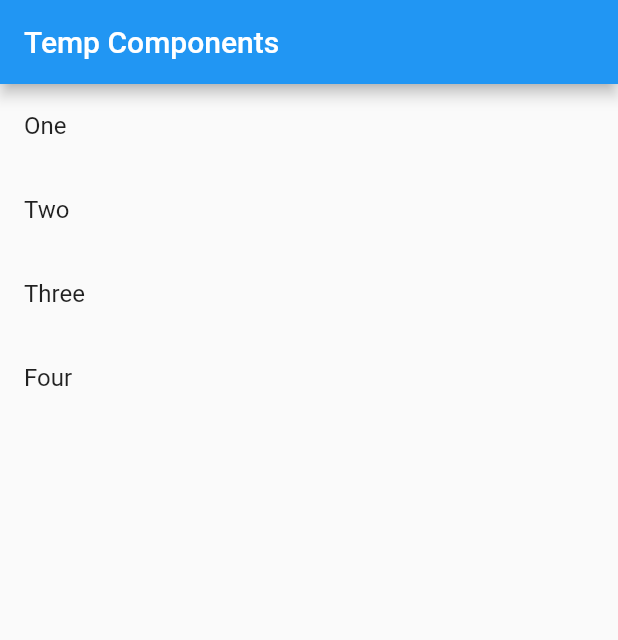
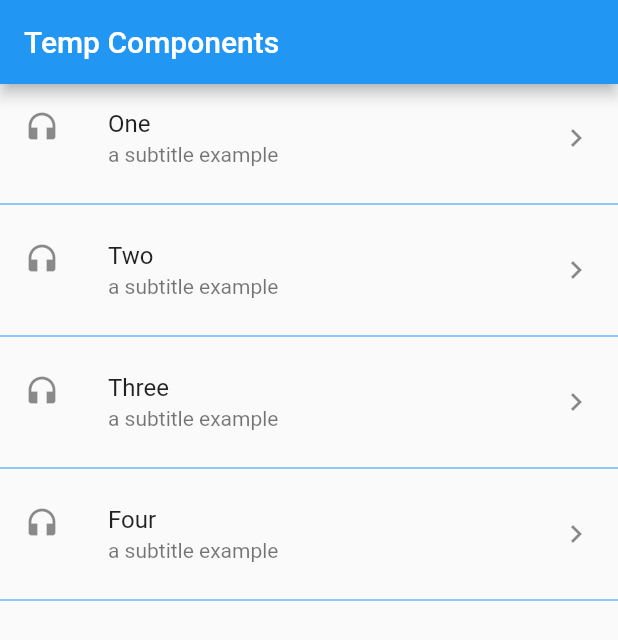
Before and after one commit to fperezco/flutter_widgets_party, a Flutter app: the screen it shows after launch, on a phone screen of 412 x 824 dp. Shown: the top 640 px of the screen. Run offline on Flutter 3.47's test engine with Material 2 defaults, Android fonts, the phone set to English and light mode, and no system bars.

Commit message:
add new short version build list, add the subtitle element, add leading and trailing icon and get ready for the tap method

```diff
--- a/lib/src/pages/home_temp.dart
+++ b/lib/src/pages/home_temp.dart
@@ -34,8 +34,18 @@ class HomePageTemp extends StatelessWidget {
   List<Widget> _itemListToWidgetListShortVersion() {
     //using the map operator
     return options.map((String item) {
-      return ListTile(title: Text(item));
+      return Column(
+        children: [
+          ListTile(
+            title: Text(item),
+            subtitle: Text("a subtitle example"),
+            leading: Icon(Icons.headphones), //first icon
+            trailing: Icon(Icons.keyboard_arrow_right), //last icon
+            onTap: () {}, //method on click on list item
+          ),
+          const Divider(color: Colors.blue)
+        ],
+      );
     }).toList();
-
   }
 }
```
